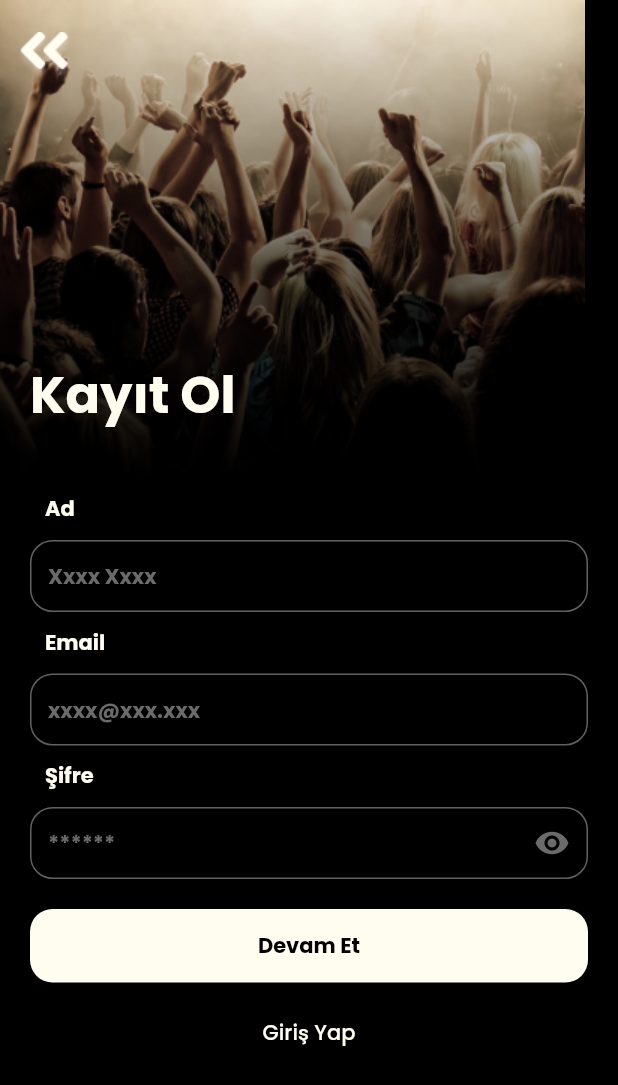
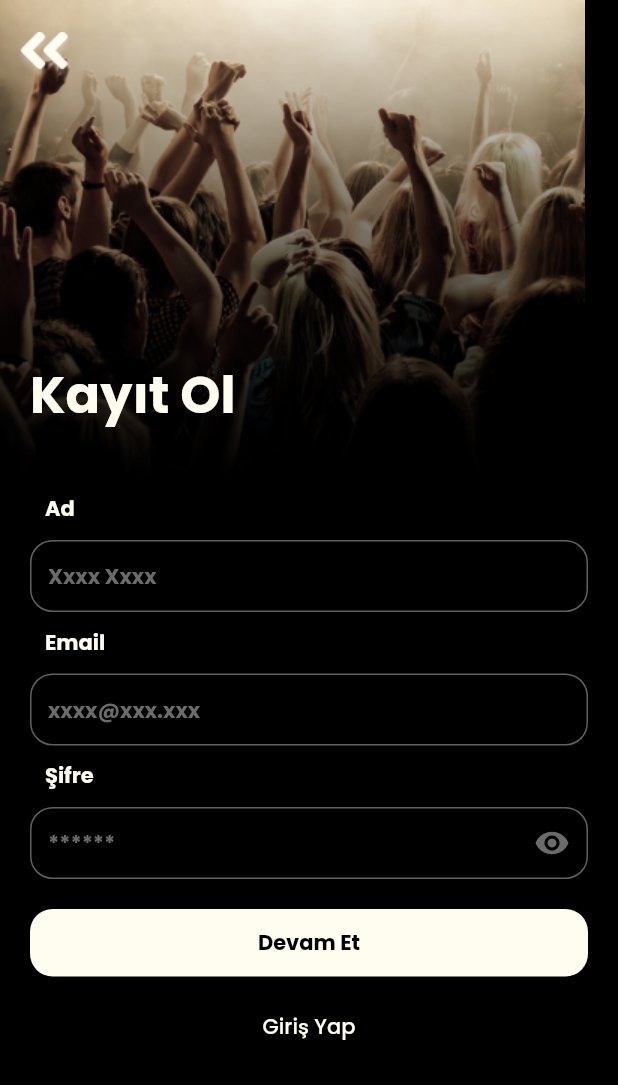
Before and after one commit to aysekayabay/activist_app, a Flutter app: the AppBaseView screen opened directly, after a tap on the "menu" icon, after a tap on "Giriş Yap/Kayıt Ol", on a phone screen of 412 x 824 dp. Shown: the top 1085 px of the screen. Run offline on Flutter 3.47's test engine with Material 2 defaults, Android fonts, the phone set to English and light mode, and no system bars; our stand-ins replace cached_network_image, cloud_firestore, connectivity_plus, firebase_auth, firebase_core, firebase_storage and 16 more; missing offline and left inert: flutter_facebook_auth; accounts and stored records are empty; generated files the repository leaves out were written again; network calls fail.

Commit message:
constants update

```diff
--- a/lib/core/constants/text/text_constants.dart
+++ b/lib/core/constants/text/text_constants.dart
@@ -12,13 +12,29 @@ class TextConstants {
   static final String name = "Ad";
   static final String logIn = "Giriş Yap";
   static final String signIn = "Kayıt Ol";
+  static final String logOut = "Çıkış Yap";
   static final String continueLabel = "Devam Et";
+  static final String typeMessage = "Mesaj yazın";
   static final String forgotPassword = "Şifremi Unuttum";
   static final String sendPasswordResetLink = "Şifre Yenileme Linki Gönder";
   static final String search = "Ara...";
   static final String seeAll = "Hepsini Gör";
   static final String activitiesOf = "Aktiviteleri";
+  static final String editProfile = "Profili Düzenle";
+  static final String editPhoto = "Fotoğrafı Düzenle";
+  static final String city = "Şehir";
+  static final String gender = "Cinsiyet";
   static final String myGroups = "Gruplarım";
+  static final String eventInfo = "Etkinlik Bilgisi";
+  static final String placeInfo = "Mekan Bilgisi";
   static final String myFav = "Favorilerim";
+  static final String buyTicket = 'Bilet Satın Al';
   static final String errorMessage = 'Bir hata oluştu';
+  static final String pickGallery = 'Galeriden Seç';
+  static final String pickCamera = 'Fotoğraf Çek';
+  static final String removeCurrentPhoto = 'Mevcut Fotoğrafı Kaldır';
+  static final String copyright = 'ActivitIST © 2023';
+  static final String remove = 'Kaldır';
+  static final String sureMessageAboutRemovingPhoto = "Fotoğrafı kaldırmak istediğine emin misin?";
+  static final String cancel = 'Vazgeç';
 }
--- a/lib/core/constants/theme/theme_constants.dart
+++ b/lib/core/constants/theme/theme_constants.dart
@@ -32,6 +32,7 @@ class AppSizes {
   static double mediumSize = lowSize * 2;
   static double lowSize = 10;
   static double radiusSize = 15;
+  static double iconSize = 32;
 }
 
 class AppPadings {
--- a/lib/product/app-base/app_base.dart
+++ b/lib/product/app-base/app_base.dart
@@ -2,6 +2,7 @@ import 'package:akademi_bootcamp/core/components/image/profile_photo_widget.dart
 import 'package:akademi_bootcamp/core/components/navigation_bar/custom_navigation_bar.dart';
 import 'package:akademi_bootcamp/core/constants/image/image_constants.dart';
 import 'package:akademi_bootcamp/core/constants/navigation/navigation_constants.dart';
+import 'package:akademi_bootcamp/core/constants/text/text_constants.dart';
 import 'package:akademi_bootcamp/core/constants/theme/theme_constants.dart';
 import 'package:akademi_bootcamp/core/init/navigation/navigation_service.dart';
 import 'package:akademi_bootcamp/core/model/user_model.dart';
@@ -45,8 +46,8 @@ class _AppBaseViewState extends State<AppBaseView> {
                     child: Column(
                     crossAxisAlignment: CrossAxisAlignment.start,
                     children: [
-                      ProfilePhotoWidget(radius: 40, photoUrl: currentUser.photoUrl),
-                      SizedBox(height: 10),
+                      ProfilePhotoWidget(radius: AppSizes.highSize, photoUrl: currentUser.photoUrl),
+                      SizedBox(height: AppSizes.lowSize),
                       Text('~ ' + (currentUser.fullname ?? '')),
                       Text(currentUser.email ?? '', style: TextStyle(color: AppColors.grey)),
                     ],
@@ -58,16 +59,14 @@ class _AppBaseViewState extends State<AppBaseView> {
                       Icons.login,
                       color: AppColors.vanillaShake,
                     ),
-                    title: const Text(
-                      'Giriş Yap/Kayıt Ol',
-                    ),
+                    title: Text("${TextConstants.logIn}/${TextConstants.signIn}"),
                     onTap: () {
                       NavigationService.instance.navigateToPage(path: NavigationConstants.AUTH);
                     })
                 : ListTile(
                     leading: Icon(Icons.logout_outlined, color: AppColors.vanillaShake),
                     tileColor: Colors.red,
-                    title: const Text('Çıkış Yap', style: TextStyle(color: Colors.white)),
+                    title: Text(TextConstants.logOut, style: TextStyle(color: Colors.white)),
                     onTap: () {
                       logOut();
                     }),
@@ -75,11 +74,11 @@ class _AppBaseViewState extends State<AppBaseView> {
               contentPadding: EdgeInsets.only(top: AppSizes.highSize * 6),
               title: Image.asset(
                 ImageConstants.LOGO,
-                height: 80,
+                height: AppSizes.highSize * 2,
               ),
             ),
             ListTile(
-              title: Text("ActivitIST © 2023", textAlign: TextAlign.center),
+              title: Text(TextConstants.copyright, textAlign: TextAlign.center),
             )
           ],
         ),
--- a/lib/product/auth/auth_view.dart
+++ b/lib/product/auth/auth_view.dart
@@ -2,6 +2,7 @@ import 'package:akademi_bootcamp/core/components/app_bar/custom_app_bar.dart';
 import 'package:akademi_bootcamp/core/components/buttons/custom_button.dart';
 import 'package:akademi_bootcamp/core/components/textfield/custom_textfield.dart';
 import 'package:akademi_bootcamp/core/constants/image/image_constants.dart';
+import 'package:akademi_bootcamp/core/constants/text/text_constants.dart';
 import 'package:akademi_bootcamp/core/constants/theme/theme_constants.dart';
 import 'package:flutter/material.dart';
 import 'package:flutter_mobx/flutter_mobx.dart';
@@ -28,29 +29,18 @@ class _AuthViewState extends State<AuthView> {
             authTop(),
             authBody(),
             CustomButton(
-                title: _viewModel.continueLabel,
+                title: TextConstants.continueLabel,
                 isFilled: true,
-                verticalPadding: 12,
+                verticalPadding: AppSizes.lowSize,
                 marginPadding: EdgeInsets.symmetric(horizontal: AppSizes.mediumSize) + EdgeInsets.only(bottom: AppSizes.lowSize, top: AppSizes.mediumSize),
                 onTap: () => _viewModel.authFunction(context)),
             iconButtons(),
             Observer(builder: (context) {
-              return TextButton(onPressed: () => _viewModel.changeAuthType(), child: Text(_viewModel.authType == AuthType.SIGN_IN ? _viewModel.logIn : _viewModel.signIn));
+              return TextButton(onPressed: () => _viewModel.changeAuthType(), child: Text(_viewModel.authType == AuthType.SIGN_IN ? TextConstants.logIn : TextConstants.signIn));
             }),
           ],
         ),
       ),
-    );
-  }
-
-  Stack dividerWidget() {
-    return Stack(
-      children: [
-        Divider(indent: AppSizes.mediumSize, endIndent: AppSizes.mediumSize, thickness: 1, color: AppColors.vanillaShake),
-        Center(
-            child: Container(
-                padding: EdgeInsets.all(AppSizes.lowSize), color: AppColors.black, child: Text("or", style: Theme.of(context).textTheme.labelLarge!.copyWith(color: AppColors.vanillaShake)))),
-      ],
     );
   }
 
@@ -84,9 +74,10 @@ class _AuthViewState extends State<AuthView> {
             onTapLeft: () => Navigator.pop(context),
           ),
           Positioned(
-              left: 20,
-              bottom: 30,
-              child: Text(_viewModel.authType == AuthType.SIGN_IN ? _viewModel.signIn : _viewModel.logIn, style: Theme.of(context).textTheme.headlineMedium!.copyWith(color: AppColors.vanillaShake))),
+              left: AppSizes.mediumSize,
+              bottom: AppSizes.radiusSize * 2,
+              child: Text(_viewModel.authType == AuthType.SIGN_IN ? TextConstants.signIn : TextConstants.logIn,
+                  style: Theme.of(context).textTheme.headlineMedium!.copyWith(color: AppColors.vanillaShake))),
         ],
       );
     });
@@ -99,31 +90,31 @@ class _AuthViewState extends State<AuthView> {
         return Column(
           crossAxisAlignment: CrossAxisAlignment.start,
           children: [
-            _viewModel.authType == AuthType.SIGN_IN ? labelText("Ad") : SizedBox(),
+            _viewModel.authType == AuthType.SIGN_IN ? labelText(TextConstants.name) : SizedBox(),
             CustomTextfield(
                 hintText: "Xxxx Xxxx",
                 controller: _viewModel.fullnameController,
                 keyboardType: TextInputType.name,
                 textInputAction: TextInputAction.next,
                 isVisible: _viewModel.authType == AuthType.SIGN_IN),
-            labelText("Email"),
+            labelText(TextConstants.email),
             CustomTextfield(
               hintText: "xxxx@xxx.xxx",
               controller: _viewModel.emailController,
               keyboardType: TextInputType.emailAddress,
               textInputAction: TextInputAction.next,
             ),
-            labelText("Şifre"),
+            labelText(TextConstants.password),
             CustomTextfield(hintText: "******", controller: _viewModel.passwordController, keyboardType: TextInputType.text, textInputAction: TextInputAction.next, isPassword: true),
             _viewModel.authType == AuthType.LOG_IN
                 ? Align(
                     alignment: Alignment.centerRight,
                     child: Padding(
-                      padding: const EdgeInsets.only(top: 10),
+                      padding: EdgeInsets.only(top: AppSizes.lowSize),
                       child: InkWell(
                           onTap: () => forgotPasswordAlertBox(context),
                           child: Text(
-                            "Şifremi Unuttum",
+                            TextConstants.forgotPassword,
                             style: TextStyle(color: AppColors.lightYellow, fontSize: 12),
                           )),
                     ),
@@ -147,26 +138,23 @@ class _AuthViewState extends State<AuthView> {
       context: context,
       builder: (BuildContext dialogContext) {
         return AlertDialog(
-          shape: RoundedRectangleBorder(borderRadius: BorderRadius.all(Radius.circular(32.0))),
-          contentPadding: EdgeInsets.only(top: 20.0),
+          shape: RoundedRectangleBorder(borderRadius: BorderRadius.all(Radius.circular(AppSizes.radiusSize * 2))),
+          contentPadding: EdgeInsets.only(top: AppSizes.mediumSize),
           content: Container(
             child: Column(
               crossAxisAlignment: CrossAxisAlignment.stretch,
               mainAxisSize: MainAxisSize.min,
               children: [
                 Text(
-                  "Şifreni Yenile",
+                  TextConstants.resetPassword,
                   style: Theme.of(context).textTheme.displayMedium!.copyWith(color: AppColors.black),
                   textAlign: TextAlign.center,
                 ),
-                Divider(
-                  color: Colors.grey,
-                  height: 4.0,
-                ),
+                Divider(color: Colors.grey, height: 4.0),
                 Padding(
                   padding: const EdgeInsets.all(8.0),
                   child: Text(
-                    "Email",
+                    TextConstants.email,
                     style: Theme.of(context).textTheme.bodyMedium!.copyWith(color: AppColors.black),
                   ),
                 ),
@@ -184,13 +172,13 @@ class _AuthViewState extends State<AuthView> {
                     Navigator.of(context).pop();
                   },
                   child: Container(
-                    padding: EdgeInsets.only(top: 20.0, bottom: 20.0),
+                    padding: EdgeInsets.only(top: AppSizes.mediumSize, bottom: AppSizes.mediumSize),
                     decoration: BoxDecoration(
                       color: AppColors.orange,
-                      borderRadius: BorderRadius.only(bottomLeft: Radius.circular(32.0), bottomRight: Radius.circular(32.0)),
+                      borderRadius: BorderRadius.only(bottomLeft: Radius.circular(AppSizes.radiusSize * 2), bottomRight: Radius.circular(AppSizes.radiusSize * 2)),
                     ),
                     child: Text(
-                      "Şifre Yenileme Linki Gönder",
+                      TextConstants.sendPasswordResetLink,
                       style: Theme.of(context).textTheme.displayMedium,
                       textAlign: TextAlign.center,
                     ),
--- a/lib/product/auth/auth_view_model.dart
+++ b/lib/product/auth/auth_view_model.dart
@@ -15,9 +15,6 @@ abstract class _AuthViewModelBase with Store {
   TextEditingController emailController = TextEditingController();
   TextEditingController passwordController = TextEditingController();
   TextEditingController forgotPasswordController = TextEditingController();
-  final String signIn = "Kayıt Ol";
-  final String continueLabel = "Devam Et";
-  final String logIn = "Giriş Yap";
   @observable
   AuthType authType = AuthType.SIGN_IN;
 
--- a/lib/product/chat/chat_view.dart
+++ b/lib/product/chat/chat_view.dart
@@ -91,7 +91,7 @@ class _ChatViewState extends BaseState<ChatView> {
                           child: TextField(
                         controller: controller,
                         style: themeData.textTheme.bodyMedium,
-                        decoration: InputDecoration(hintStyle: TextStyle().copyWith(color: AppColors.grey), hintText: "Mesaj yazın"),
+                        decoration: InputDecoration(hintStyle: TextStyle().copyWith(color: AppColors.grey), hintText: TextConstants.typeMessage),
                       )),
                       IconButton(
                           onPressed: () {
--- a/lib/product/detail_page/detail_view_model.dart
+++ b/lib/product/detail_page/detail_view_model.dart
@@ -1,4 +1,5 @@
 import 'package:akademi_bootcamp/core/base/extensions/html_parser.dart';
+import 'package:akademi_bootcamp/core/constants/text/text_constants.dart';
 import 'package:akademi_bootcamp/core/model/expanded_item.dart';
 import 'package:akademi_bootcamp/core/model/user_model.dart';
 import 'package:akademi_bootcamp/core/services/auth/auth_service.dart';
@@ -81,9 +82,9 @@ abstract class _DetailViewModelBase with Store {
     }
     isFav = favList.any((event) => event.id == eventModel.id);
     items = [
-      EventExpandedItem(headerValue: 'Etkinlik Bilgisi', expandedValue: eventModel.content != null ? eventModel.content.toString().parseHtml() : ""),
+      EventExpandedItem(headerValue: TextConstants.eventInfo, expandedValue: eventModel.content != null ? eventModel.content.toString().parseHtml() : ""),
       EventExpandedItem(
-          headerValue: 'Mekan Bilgisi',
+          headerValue: TextConstants.placeInfo,
           expandedValue: (eventModel.venue != null && eventModel.venue!.about != null ? eventModel.venue!.about.toString() : "") +
               '\n' +
               (eventModel.venue != null && eventModel.venue!.address != null ? eventModel.venue!.address.toString() : "")),
--- a/lib/product/entry/entry_view.dart
+++ b/lib/product/entry/entry_view.dart
@@ -9,6 +9,7 @@ import '../../core/components/app_bar/custom_app_bar.dart';
 import '../../core/components/page/entry_content.dart';
 import '../../core/model/entry_model.dart';
 
+//CANCEL
 class EntryScreen extends StatefulWidget {
   const EntryScreen({super.key});
 
--- a/lib/product/welcome/welcome_view.dart
+++ b/lib/product/welcome/welcome_view.dart
@@ -29,7 +29,7 @@ class WelcomeView extends StatelessWidget {
         bottom: AppSizes.mediumSize,
         child: Container(
           width: MediaQuery.of(context).size.width,
-          padding: EdgeInsets.symmetric(horizontal: 40),
+          padding: EdgeInsets.symmetric(horizontal: AppSizes.highSize),
           child: Text(
             TextConstants.via,
             textAlign: TextAlign.center,
```
Also changed, not shown: lib/product/detail_page/detail_view.dart (+8 -44 lines), lib/product/profile_edit/profile_edit_view.dart (+17 -16 lines), lib/product/map/mapbox_view_model.g.dart.
